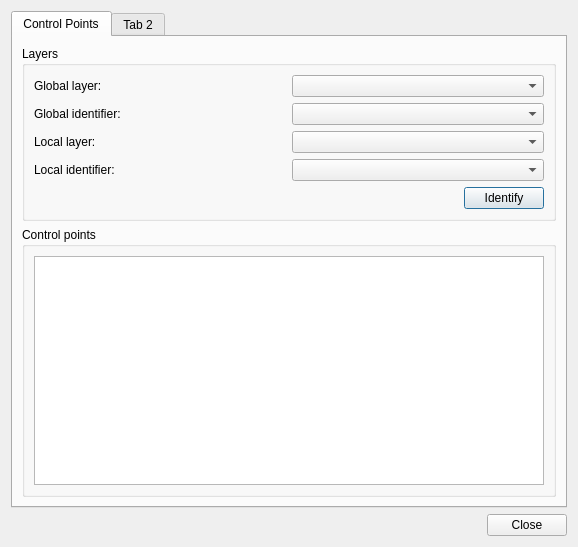
Before: the Qt Designer form helmert2d_dialog_base.ui in edigonzales-archiv/qgis_helmert2d, drawn with Qt 5.
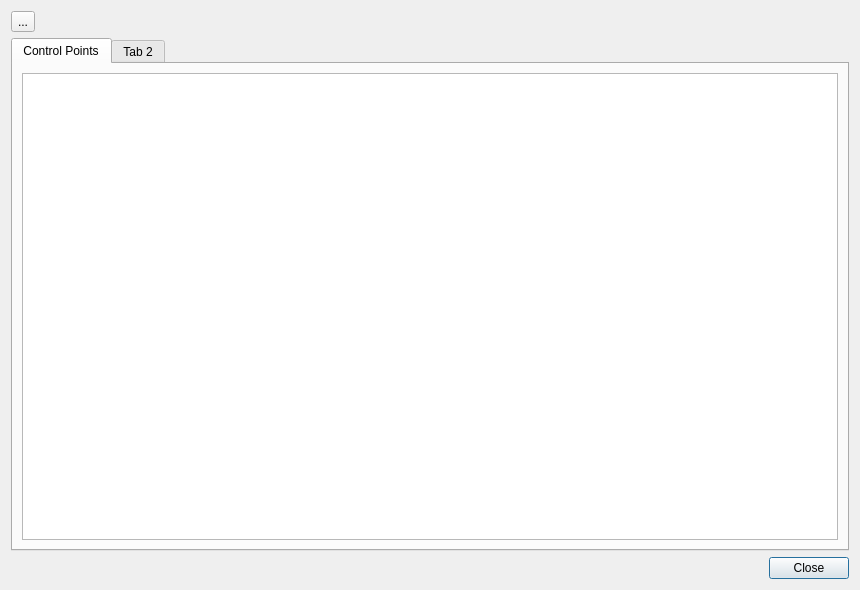
After: the same form once the commit is applied. Custom widgets are drawn as their Qt base class.

Diff of the .ui file:
```diff
--- a/helmert2d_dialog_base.ui
+++ b/helmert2d_dialog_base.ui
@@ -6,116 +6,48 @@
    <rect>
     <x>0</x>
     <y>0</y>
-    <width>578</width>
-    <height>547</height>
+    <width>860</width>
+    <height>590</height>
    </rect>
   </property>
   <property name="windowTitle">
    <string>Helmert2D</string>
   </property>
   <layout class="QGridLayout" name="gridLayout">
-   <item row="0" column="0">
+   <item row="2" column="0">
+    <widget class="QDialogButtonBox" name="button_box">
+     <property name="orientation">
+      <enum>Qt::Horizontal</enum>
+     </property>
+     <property name="standardButtons">
+      <set>QDialogButtonBox::Close</set>
+     </property>
+    </widget>
+   </item>
+   <item row="1" column="0">
     <widget class="QTabWidget" name="tab_widget">
-     <widget class="QWidget" name="tab_control_points">
+     <property name="tabShape">
+      <enum>QTabWidget::Rounded</enum>
+     </property>
+     <property name="currentIndex">
+      <number>0</number>
+     </property>
+     <widget class="QWidget" name="tabControlPoints">
       <attribute name="title">
        <string>Control Points</string>
       </attribute>
       <layout class="QGridLayout" name="gridLayout_2">
-       <item row="2" column="0">
-        <widget class="QGroupBox" name="groupBox_2">
-         <property name="title">
-          <string>Control points </string>
-         </property>
-         <layout class="QGridLayout" name="gridLayout_5">
-          <item row="0" column="0">
-           <widget class="QTableWidget" name="tableWidget"/>
-          </item>
-         </layout>
-        </widget>
-       </item>
        <item row="0" column="0">
-        <widget class="QGroupBox" name="groupBox">
-         <property name="title">
-          <string>Layers </string>
+        <widget class="QTableWidget" name="tableWidget">
+         <property name="sortingEnabled">
+          <bool>true</bool>
          </property>
-         <layout class="QGridLayout" name="gridLayout_4">
-          <item row="0" column="0">
-           <layout class="QGridLayout" name="gridLayout_3">
-            <item row="0" column="0">
-             <widget class="QLabel" name="label">
-              <property name="text">
-               <string>Global layer: </string>
-              </property>
-             </widget>
-            </item>
-            <item row="1" column="0">
-             <widget class="QLabel" name="label_2">
-              <property name="text">
-               <string>Global identifier: </string>
-              </property>
-             </widget>
-            </item>
-            <item row="3" column="0">
-             <widget class="QLabel" name="label_4">
-              <property name="text">
-               <string>Local identifier: </string>
-              </property>
-             </widget>
-            </item>
-            <item row="2" column="0">
-             <widget class="QLabel" name="label_3">
-              <property name="text">
-               <string>Local layer: </string>
-              </property>
-             </widget>
-            </item>
-            <item row="0" column="1">
-             <widget class="QgsMapLayerComboBox" name="globalLayerCombo">
-              <property name="filters">
-               <set>QgsMapLayerProxyModel::PointLayer</set>
-              </property>
-             </widget>
-            </item>
-            <item row="2" column="1">
-             <widget class="QgsMapLayerComboBox" name="localLayerCombo">
-              <property name="filters">
-               <set>QgsMapLayerProxyModel::PointLayer</set>
-              </property>
-             </widget>
-            </item>
-            <item row="1" column="1">
-             <widget class="QgsFieldComboBox" name="globalFieldCombo"/>
-            </item>
-            <item row="3" column="1">
-             <widget class="QgsFieldComboBox" name="localFieldCombo"/>
-            </item>
-           </layout>
-          </item>
-          <item row="1" column="0">
-           <layout class="QHBoxLayout" name="horizontalLayout">
-            <item>
-             <spacer name="horizontalSpacer">
-              <property name="orientation">
-               <enum>Qt::Horizontal</enum>
-              </property>
-              <property name="sizeHint" stdset="0">
-               <size>
-                <width>40</width>
-                <height>20</height>
-               </size>
-              </property>
-             </spacer>
-            </item>
-            <item>
-             <widget class="QPushButton" name="identifyBtn">
-              <property name="text">
-               <string>Identify</string>
-              </property>
-             </widget>
-            </item>
-           </layout>
-          </item>
-         </layout>
+         <attribute name="horizontalHeaderShowSortIndicator" stdset="0">
+          <bool>true</bool>
+         </attribute>
+         <attribute name="horizontalHeaderStretchLastSection">
+          <bool>true</bool>
+         </attribute>
         </widget>
        </item>
       </layout>
@@ -127,30 +59,41 @@
      </widget>
     </widget>
    </item>
-   <item row="1" column="0">
-    <widget class="QDialogButtonBox" name="button_box">
-     <property name="orientation">
-      <enum>Qt::Horizontal</enum>
-     </property>
-     <property name="standardButtons">
-      <set>QDialogButtonBox::Close</set>
-     </property>
-    </widget>
+   <item row="0" column="0">
+    <layout class="QHBoxLayout" name="horizontalLayout_3">
+     <item>
+      <widget class="QToolButton" name="toolBtnIdentify">
+       <property name="enabled">
+        <bool>true</bool>
+       </property>
+       <property name="sizePolicy">
+        <sizepolicy hsizetype="Fixed" vsizetype="Fixed">
+         <horstretch>24</horstretch>
+         <verstretch>24</verstretch>
+        </sizepolicy>
+       </property>
+       <property name="text">
+        <string>...</string>
+       </property>
+      </widget>
+     </item>
+     <item>
+      <spacer name="horizontalSpacer_2">
+       <property name="orientation">
+        <enum>Qt::Horizontal</enum>
+       </property>
+       <property name="sizeHint" stdset="0">
+        <size>
+         <width>40</width>
+         <height>20</height>
+        </size>
+       </property>
+      </spacer>
+     </item>
+    </layout>
    </item>
   </layout>
  </widget>
- <customwidgets>
-  <customwidget>
-   <class>QgsFieldComboBox</class>
-   <extends>QComboBox</extends>
-   <header>qgsfieldcombobox.h</header>
-  </customwidget>
-  <customwidget>
-   <class>QgsMapLayerComboBox</class>
-   <extends>QComboBox</extends>
-   <header>qgsmaplayercombobox.h</header>
-  </customwidget>
- </customwidgets>
  <resources/>
  <connections>
   <connection>
```
Left out of the diff: 3 changed lines with no effect on the pictures.
